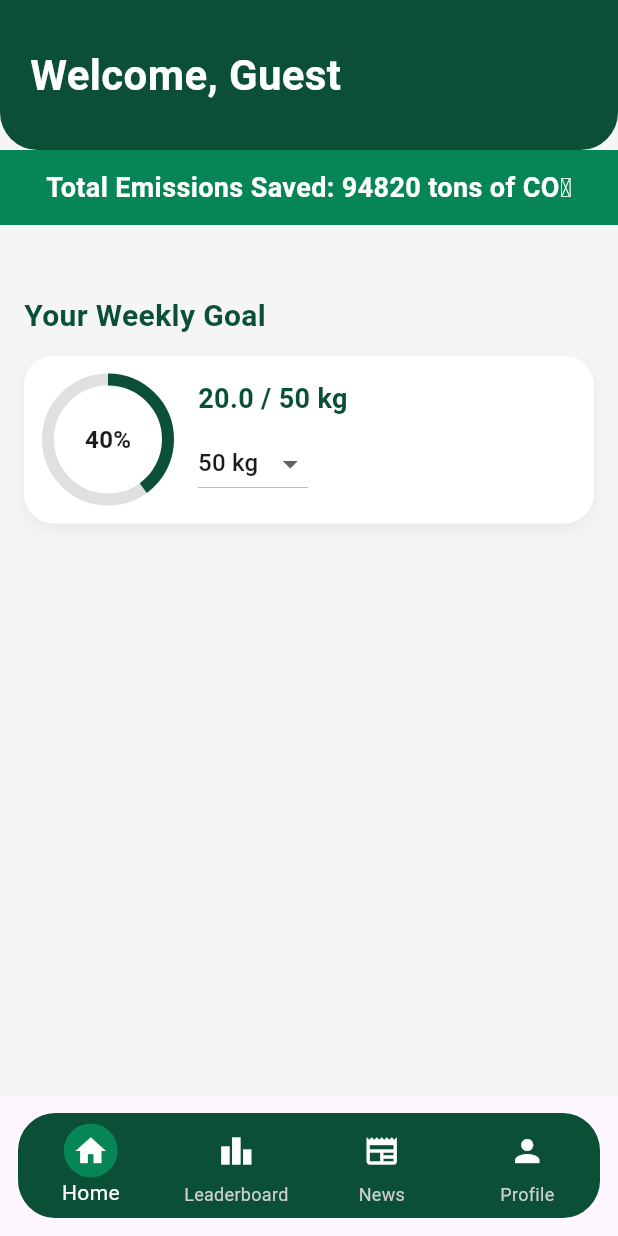
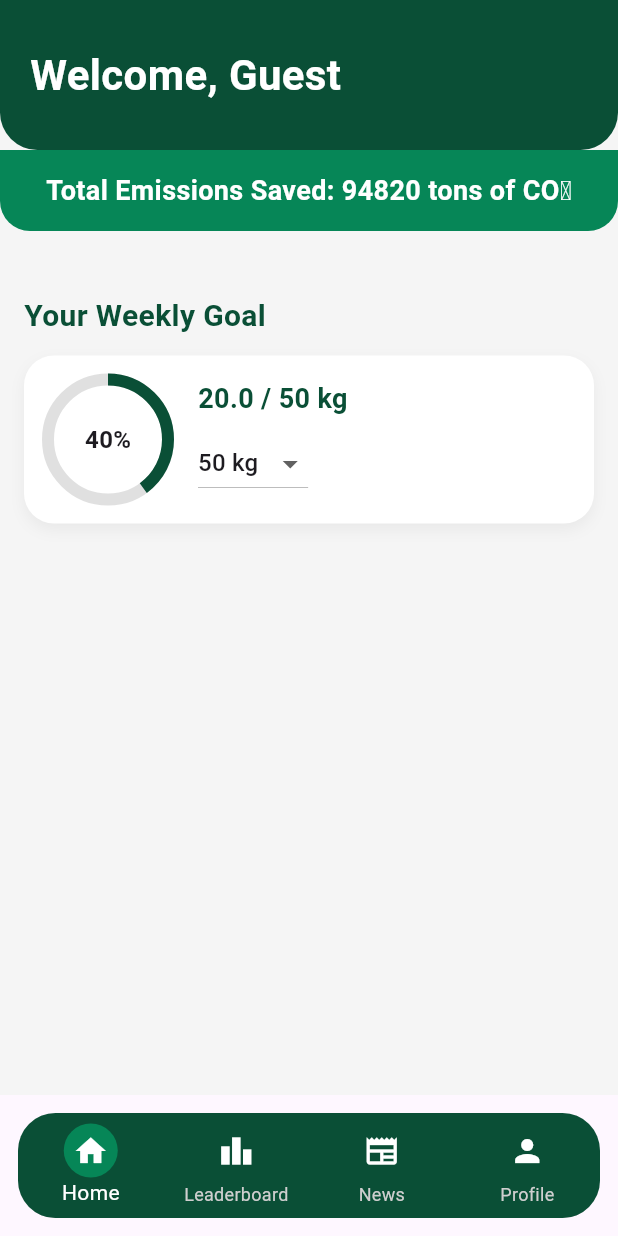
Before and after one commit to CR1SI/CarbonFootPrinters, a Flutter app: the screen it shows once a user with an empty profile is signed in, on a phone screen of 412 x 824 dp. Run offline on Flutter 3.47's test engine with Material 3 defaults, Android fonts, the phone set to English and light mode, and no system bars; our stand-ins replace cloud_firestore, firebase_auth, firebase_core; accounts and stored records are empty.

Commit message:
added subtitle bar in home

```diff
--- a/front-end/carbon_foot_printer/lib/home_screen.dart
+++ b/front-end/carbon_foot_printer/lib/home_screen.dart
@@ -72,31 +72,21 @@ class HomeScreen extends StatelessWidget {
             FutureBuilder<double>(
               future: totalEmissionsSaved,
               builder: (context, snapshot) {
-                if (!snapshot.hasData) {
-                  return Container(
-                    width: double.infinity,
-                    color: const Color(0xFF068657),
-                    padding: const EdgeInsets.symmetric(vertical: 12),
-                    child: const Center(
-                      child: Text(
-                        "Loading emissions data...",
-                        style: TextStyle(
-                          fontSize: 16,
-                          fontWeight: FontWeight.w500,
-                          color: Colors.white,
-                        ),
-                      ),
-                    ),
-                  );
-                }
-
                 return Container(
                   width: double.infinity,
-                  color: const Color(0xFF068657),
-                  padding: const EdgeInsets.symmetric(vertical: 12),
+                  decoration: const BoxDecoration(
+                    color: Color(0xFF068657),
+                    borderRadius: BorderRadius.vertical(
+                      bottom: Radius.circular(20),
+                    ),
+                  ),
+                  padding:
+                      const EdgeInsets.symmetric(vertical: 14, horizontal: 12),
                   child: Center(
                     child: Text(
-                      "Total Emissions Saved: ${snapshot.data!.toStringAsFixed(0)} tons of CO₂",
+                      snapshot.hasData
+                          ? "Total Emissions Saved: ${snapshot.data!.toStringAsFixed(0)} tons of CO₂"
+                          : "Loading emissions data...",
                       style: const TextStyle(
                         fontSize: 18,
                         fontWeight: FontWeight.w600,
```
